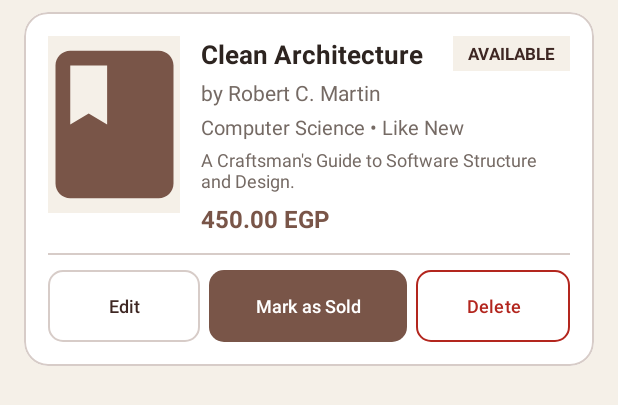
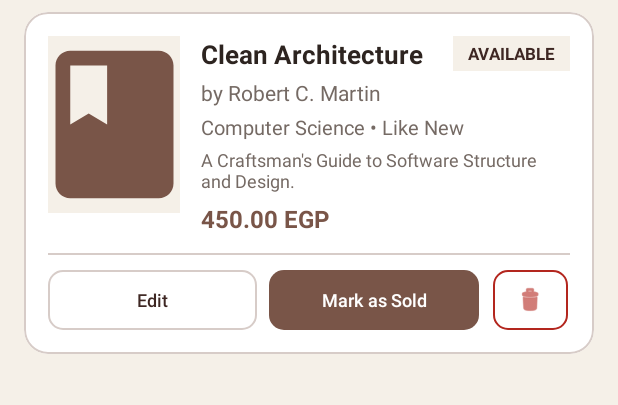
Before and after one commit to alaa-ayman-14/Mobile-Computing-Project, an Android app: the layout item_my_listing_book.xml on its own in the app's theme, with its tools: preview values and no code run, on a phone screen of 412 x 824 dp. Shown: the top 405 px of the screen. Run offline under Robolectric (Android 15) with nearby library versions, the phone set to English and light mode, and no system bars.

Commit message:
UI changes in my listings

```diff
--- a/app/src/main/res/layout/item_my_listing_book.xml
+++ b/app/src/main/res/layout/item_my_listing_book.xml
@@ -7,7 +7,7 @@
     android:layout_height="wrap_content"
     android:layout_marginHorizontal="16dp"
     android:layout_marginVertical="8dp"
-    app:cardBackgroundColor="@color/surface"
+    app:cardBackgroundColor="@color/white"
     app:cardCornerRadius="16dp"
     app:cardElevation="0dp"
     app:strokeColor="@color/border"
@@ -150,8 +150,7 @@
                 android:id="@+id/btnEditBook"
                 style="@style/Widget.Material3.Button.OutlinedButton"
                 android:layout_width="0dp"
-                android:layout_height="48dp"
-                android:layout_marginEnd="6dp"
+                android:layout_height="40dp"
                 android:layout_weight="1"
                 android:insetTop="0dp"
                 android:insetBottom="0dp"
@@ -162,13 +161,12 @@
                 android:textSize="12sp"
                 app:cornerRadius="10dp"
                 app:strokeColor="@color/border" />
-
             <com.google.android.material.button.MaterialButton
                 android:id="@+id/btnToggleSold"
                 android:layout_width="0dp"
-                android:layout_height="48dp"
-                android:layout_marginEnd="6dp"
-                android:layout_weight="1.3"
+                android:layout_height="40dp"
+                android:layout_weight="1"
+                android:layout_marginHorizontal="8dp"
                 android:insetTop="0dp"
                 android:insetBottom="0dp"
                 android:paddingHorizontal="8dp"
@@ -178,21 +176,24 @@
                 android:textSize="12sp"
                 app:backgroundTint="@color/primary"
                 app:cornerRadius="10dp" />
-
             <com.google.android.material.button.MaterialButton
                 android:id="@+id/btnDeleteBook"
                 style="@style/Widget.Material3.Button.OutlinedButton"
-                android:layout_width="0dp"
-                android:layout_height="48dp"
-                android:layout_weight="1"
+                android:layout_width="50dp"
+                android:layout_height="match_parent"
+                android:layout_marginHorizontal="1dp"
+                android:contentDescription="Delete Book"
+                android:insetLeft="0dp"
                 android:insetTop="0dp"
+                android:insetRight="0dp"
                 android:insetBottom="0dp"
-                android:paddingHorizontal="8dp"
-                android:text="Delete"
-                android:textAllCaps="false"
-                android:textColor="@color/error"
-                android:textSize="12sp"
+                android:padding="0dp"
                 app:cornerRadius="10dp"
+                app:icon="@android:drawable/ic_menu_delete"
+                app:iconGravity="textStart"
+                app:iconPadding="0dp"
+                app:iconSize="20dp"
+                app:iconTint="@color/error"
                 app:strokeColor="@color/error" />
 
         </LinearLayout>
```
Also changed, not shown: app/src/main/res/layout/activity_my_listings.xml (+9 -4 lines).
